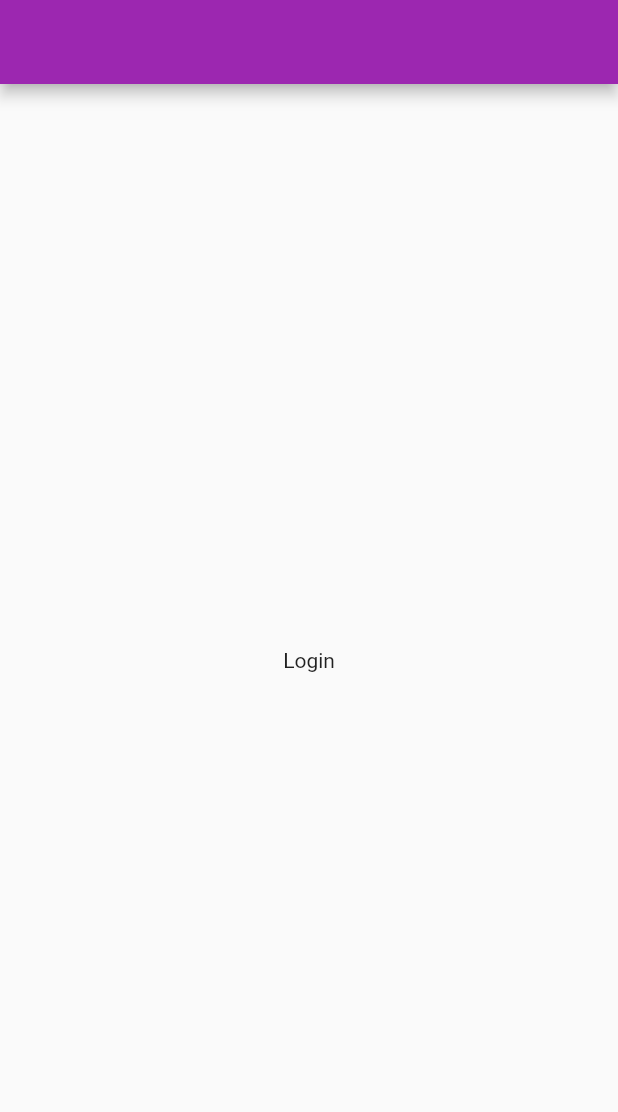
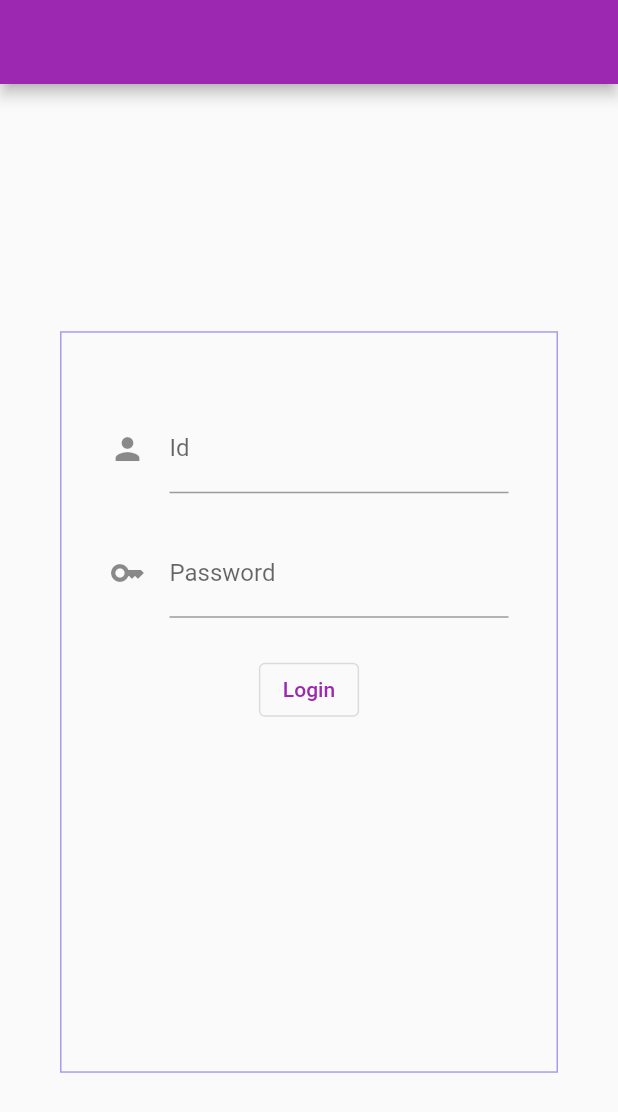
Before and after one commit to OnePlay-Internet/oneplay-flutter-gui, a Flutter app: the screen it shows after launch, on a phone screen of 412 x 824 dp. Shown: the top 1112 px of the screen. Run offline on Flutter 3.47's test engine with Material 2 defaults, Android fonts, the phone set to English and light mode, and no system bars; our stand-ins replace dio, flutter_dotenv, flutter_modular, mobx, shared_preferences; generated files the repository leaves out were written again.

Commit message:
login & logout

```diff
--- a/lib/app/app.dart
+++ b/lib/app/app.dart
@@ -9,8 +9,7 @@ import 'package:oneplay_flutter_gui/app/services/rest_service.dart';
 class AppModule extends Module {
   @override
   List<Bind> get binds => [
-        Bind((i) => RestService()),
-        Bind((i) => AuthService(i.get())),
+        Bind((i) => AuthService()),
       ];
 
   @override
--- a/lib/app/guards/auth_guard.dart
+++ b/lib/app/guards/auth_guard.dart
@@ -8,6 +8,8 @@ class AuthGuard extends RouteGuard {
 
   @override
   FutureOr<bool> canActivate(String path, ParallelRoute route) {
-    return Modular.get<AuthService>().sessionToken != null;
+    var token = Modular.get<AuthService>().sessionToken;
+    print('Auth guard : $token');
+    return token != null;
   }
 }
--- a/lib/app/guards/login_guard.dart
+++ b/lib/app/guards/login_guard.dart
@@ -8,6 +8,8 @@ class LoginGuard extends RouteGuard {
 
   @override
   FutureOr<bool> canActivate(String path, ParallelRoute route) {
-    return Modular.get<AuthService>().sessionToken == null;
+    var token = Modular.get<AuthService>().sessionToken;
+    print('Login guard : $token');
+    return token == null;
   }
 }
--- a/lib/app/interceptors/auth_interceptor.dart
+++ b/lib/app/interceptors/auth_interceptor.dart
@@ -1,15 +1,23 @@
 import 'package:dio/dio.dart';
+import 'package:oneplay_flutter_gui/app/services/auth_service.dart';
 
 class AuthInterceptor extends Interceptor {
+  final AuthService _authService;
+
+  AuthInterceptor(this._authService);
+
   @override
   void onRequest(RequestOptions options, RequestInterceptorHandler handler) {
-    // TODO: implement onRequest
+    if (_authService.sessionToken != null) {
+      options.headers['session_token'] = _authService.sessionToken;
+    }
+
     super.onRequest(options, handler);
   }
 
   @override
   void onError(DioError err, ErrorInterceptorHandler handler) {
-    // TODO: implement onError
+    print(err.error);
     super.onError(err, handler);
   }
 }
--- a/lib/app/modules/admin/admin.dart
+++ b/lib/app/modules/admin/admin.dart
@@ -2,10 +2,13 @@ import 'package:flutter_modular/flutter_modular.dart';
 import 'package:oneplay_flutter_gui/app/modules/admin/admin_widget.dart';
 import 'package:oneplay_flutter_gui/app/pages/feeds.dart';
 import 'package:oneplay_flutter_gui/app/pages/game.dart';
+import 'package:oneplay_flutter_gui/app/services/auth_service.dart';
 
 class AdminModule extends Module {
   @override
-  List<Bind> get binds => [];
+  List<Bind> get binds => [
+    Bind((i) => AuthService()),
+  ];
 
   @override
   List<ModularRoute> get routes => [
--- a/lib/app/pages/login.dart
+++ b/lib/app/pages/login.dart
@@ -1,14 +1,86 @@
 import 'package:flutter/material.dart';
+import 'package:flutter_modular/flutter_modular.dart';
+import 'package:oneplay_flutter_gui/app/services/auth_service.dart';
+import 'package:oneplay_flutter_gui/app/services/rest_service.dart';
 
-class Login extends StatelessWidget {
+class Login extends StatefulWidget {
   const Login({super.key});
 
   @override
+  State<Login> createState() => _LoginState();
+}
+
+class _LoginState extends State<Login> {
+  final GlobalKey<FormState> _formKey = GlobalKey<FormState>();
+  bool loading = false;
+
+  login(String id, String password) async {
+    final RestService restService = Modular.get<RestService>();
+    final AuthService authService = Modular.get<AuthService>();
+
+    setState(() => loading = true);
+
+    String token = await restService.login(id: id, password: password);
+    await authService.login(token);
+
+    setState(() => loading = false);
+    Modular.to.navigate('/feeds');
+  }
+
+  @override
   Widget build(BuildContext context) {
+    final idTextController = TextEditingController();
+    final passwordTextController = TextEditingController();
+
     return Container(
-      padding: const EdgeInsets.all(4),
-      alignment: Alignment.center,
-      child: const Text('Login'),
+      margin: EdgeInsets.only(
+        left: 40,
+        right: 40,
+        top: MediaQuery.of(context).size.height * 0.2,
+      ),
+      height: MediaQuery.of(context).size.height * 0.6,
+      padding: const EdgeInsets.symmetric(horizontal: 32, vertical: 48),
+      decoration: BoxDecoration(
+        border: Border.all(color: const Color.fromRGBO(168, 157, 237, 1)),
+      ),
+      child: Form(
+        key: _formKey,
+        child: SingleChildScrollView(
+          child: Column(
+            children: [
+              TextFormField(
+                controller: idTextController,
+                decoration: const InputDecoration(
+                  icon: Icon(Icons.person),
+                  hintText: 'Enter your phone or email',
+                  labelText: 'Id',
+                ),
+                onSaved: (value) => idTextController.text = value ?? '',
+              ),
+              const SizedBox(height: 24),
+              TextFormField(
+                controller: passwordTextController,
+                decoration: const InputDecoration(
+                  icon: Icon(Icons.key),
+                  hintText: 'Enter your password',
+                  labelText: 'Password',
+                ),
+                onSaved: (value) => passwordTextController.text = value ?? '',
+              ),
+              const SizedBox(height: 24),
+              OutlinedButton(
+                onPressed: loading
+                    ? null
+                    : () => login(
+                          idTextController.text.trim(),
+                          passwordTextController.text.trim(),
+                        ),
+                child: const Text('Login'),
+              )
+            ],
+          ),
+        ),
+      ),
     );
   }
 }
--- a/lib/app/services/rest_service.dart
+++ b/lib/app/services/rest_service.dart
@@ -2,18 +2,20 @@ import 'package:dio/dio.dart';
 import 'package:flutter_dotenv/flutter_dotenv.dart';
 import 'package:oneplay_flutter_gui/app/interceptors/auth_interceptor.dart';
 import 'package:oneplay_flutter_gui/app/models/user_model.dart';
+import 'package:oneplay_flutter_gui/app/services/auth_service.dart';
 
 class RestService {
   final Dio _dio;
+  final AuthService _authService;
 
-  RestService()
+  RestService(this._authService)
       : _dio = Dio(
           BaseOptions(
             baseUrl: dotenv.env['API_BASE_URL'] ?? '',
-            connectTimeout: 5000,
-            receiveTimeout: 5000,
+            connectTimeout: 30000,
+            receiveTimeout: 30000,
           ),
-        )..interceptors.add(AuthInterceptor());
+        )..interceptors.add(AuthInterceptor(_authService));
 
   Future<UserModel> getProfile() async {
     Response userData = await _dio.get('/accounts/profile');
@@ -22,4 +24,20 @@ class RestService {
 
     return user;
   }
+
+  Future<String> login({
+    required String id,
+    required String password,
+  }) async {
+    Response loginData = await _dio.post(
+      '/accounts/login',
+      data: {
+        'id': id,
+        'password': password,
+        'device': 'mobile',
+      },
+    );
+
+    return loginData.data['session_token'];
+  }
 }
```
Also changed, not shown: lib/app/modules/auth/auth.dart (+6 -1 lines), lib/app/pages/feeds.dart (+28 -2 lines), lib/app/services/auth_service.dart (+6 -16 lines), lib/app/services/auth_service.g.dart, 1 other file.
